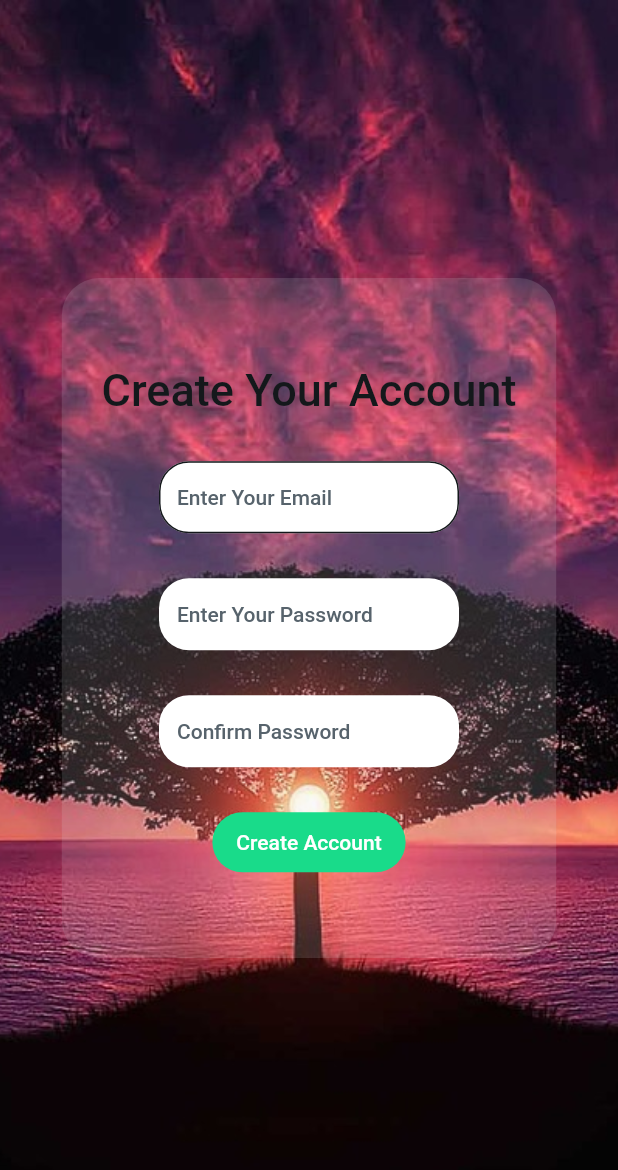
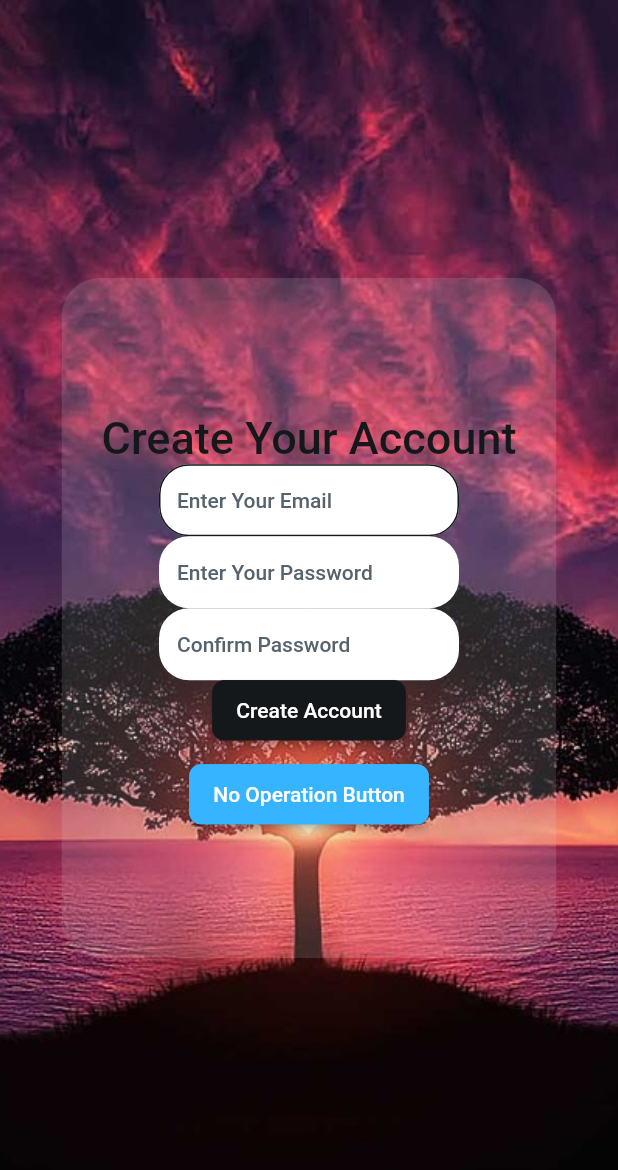
Before and after one commit to Prathamesh0009/flutter_test, a Flutter app: the screen it shows after launch, on a phone screen of 412 x 824 dp. Shown: the top 1170 px of the screen. Run offline on Flutter 3.47's test engine with Material 3 defaults, Android fonts, the phone set to English and light mode, and no system bars; drawn by our look-alikes of auto_size_text; our stand-ins replace font_awesome_flutter, from_css_color, go_router, google_fonts, page_transition, shared_preferences and 1 more; missing offline and left inert: json_path; Roboto replaces fonts that are missing (Readex Pro).

Commit message:
added_custom_button

```diff
--- a/lib/pages/home_page/home_page_widget.dart
+++ b/lib/pages/home_page/home_page_widget.dart
@@ -276,23 +276,55 @@ class _HomePageWidgetState extends State<HomePageWidget> {
                         height: 40.0,
                         padding: const EdgeInsetsDirectional.fromSTEB(
                             16.0, 0.0, 16.0, 0.0),
-                        iconPadding:
-                            const EdgeInsetsDirectional.fromSTEB(0.0, 0.0, 0.0, 0.0),
-                        color: FlutterFlowTheme.of(context).primary,
-                        textStyle:
-                            FlutterFlowTheme.of(context).titleSmall.override(
-                                  fontFamily: 'Readex Pro',
-                                  color: Colors.white,
-                                  letterSpacing: 0.0,
-                                ),
-                        elevation: 0.0,
-                        borderRadius: BorderRadius.circular(20.0),
+                        iconPadding: const EdgeInsetsDirectional.fromSTEB(
+                            0.0, 0.0, 0.0, 0.0),
+                        color: FlutterFlowTheme.of(context).primaryText,
+                        textStyle: FlutterFlowTheme.of(context)
+                            .titleSmall
+                            .override(
+                              fontFamily: 'Readex Pro',
+                              color: FlutterFlowTheme.of(context)
+                                  .secondaryBackground,
+                              letterSpacing: 0.0,
+                            ),
+                        elevation: 2.0,
+                        borderSide: BorderSide(
+                          color: FlutterFlowTheme.of(context).primaryText,
+                          width: 1.0,
+                        ),
+                        borderRadius: BorderRadius.circular(8.0),
                       ),
                     ),
-                  ].divide(const SizedBox(height: 30.0)),
+                    const SizedBox(height: 16.0),
+                    FFButtonWidget(
+                      onPressed: null, // No operation button
+                      text: 'No Operation Button',
+                      options: FFButtonOptions(
+                        height: 40.0,
+                        padding: const EdgeInsetsDirectional.fromSTEB(
+                            16.0, 0.0, 16.0, 0.0),
+                        iconPadding: const EdgeInsetsDirectional.fromSTEB(
+                            0.0, 0.0, 0.0, 0.0),
+                        color: FlutterFlowTheme.of(context).secondary,
+                        textStyle: FlutterFlowTheme.of(context)
+                            .titleSmall
+                            .override(
+                              fontFamily: 'Readex Pro',
+                              color: Colors.white,
+                              letterSpacing: 0.0,
+                            ),
+                        elevation: 2.0,
+                        borderSide: BorderSide(
+                          color: FlutterFlowTheme.of(context).secondary,
+                          width: 1.0,
+                        ),
+                        borderRadius: BorderRadius.circular(8.0),
+                      ),
+                    ),
+                  ],
                 ),
               ),
-            ].divide(const SizedBox(height: 30.0)),
+            ],
           ),
         ),
       ),
```
Also changed, not shown: 1 other file.
